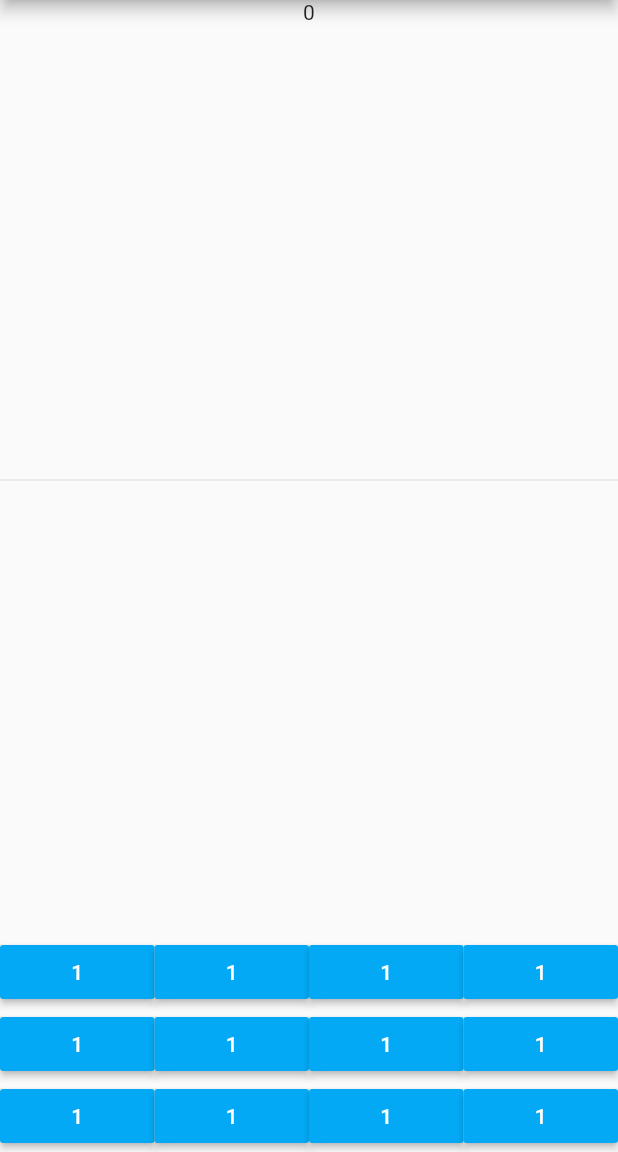
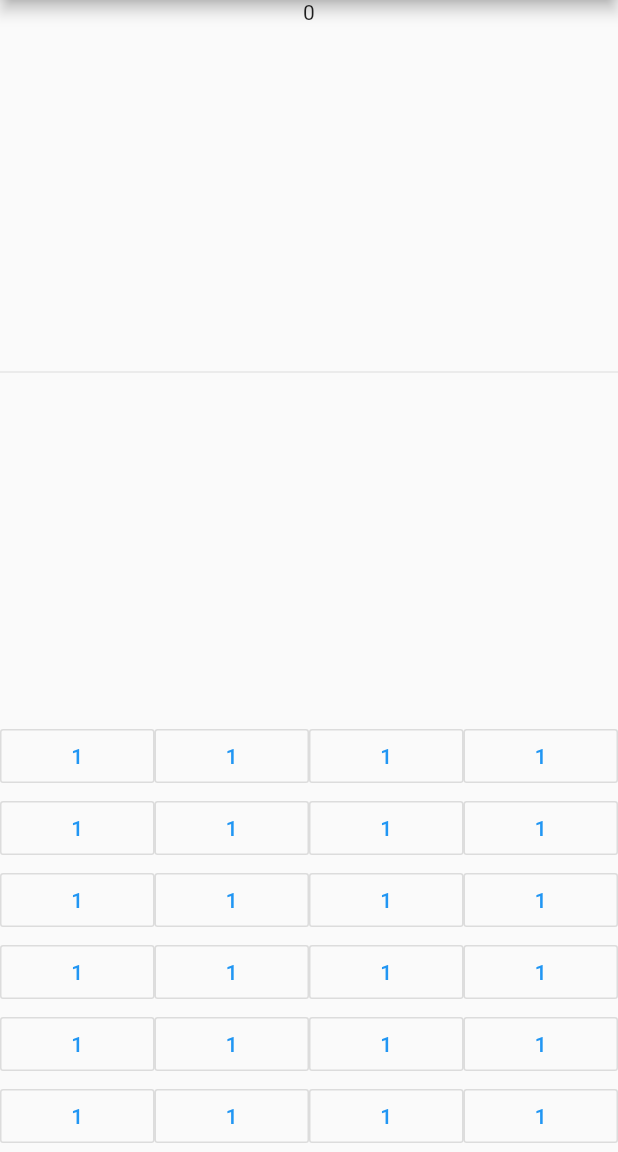
Before and after one commit to ohalliday/calculator-flutter, a Flutter app: the screen it shows after launch, on a phone screen of 412 x 824 dp, the part 84-1236 px from its top. Run offline on Flutter 3.47's test engine with Material 2 defaults, Android fonts, the phone set to English and light mode, and no system bars.

Commit message:
Changed button styling and created more rows of buttons

```diff
--- a/lib/main.dart
+++ b/lib/main.dart
@@ -28,11 +28,11 @@ class _MyHomePageState extends State<MyHomePage> {
 
   Widget newButton() {
     return Expanded(
-        child: new MaterialButton(
+        child: new OutlineButton(
           child: new Text("1"),
           onPressed: () => {},
           color: Colors.lightBlue,
-          textColor: Colors.white,
+          textColor: Colors.blue,
     ),
   );
 }
@@ -64,8 +64,7 @@ class _MyHomePageState extends State<MyHomePage> {
                     newButton(),
               ],
         ),
-
-                Row(
+              Row(
                   children: [
                     newButton(),
                     newButton(),
@@ -73,7 +72,31 @@ class _MyHomePageState extends State<MyHomePage> {
                     newButton(),
               ],
         ),
-                Row(
+              Row(
+                  children: [
+                    newButton(),
+                    newButton(),
+                    newButton(),
+                    newButton(),
+              ],
+        ),
+              Row(
+                  children: [
+                    newButton(),
+                    newButton(),
+                    newButton(),
+                    newButton(),
+              ],
+        ),
+              Row(
+                  children: [
+                    newButton(),
+                    newButton(),
+                    newButton(),
+                    newButton(),
+              ],
+        ),
+              Row(
                   children: [
                     newButton(),
                     newButton(),
```
